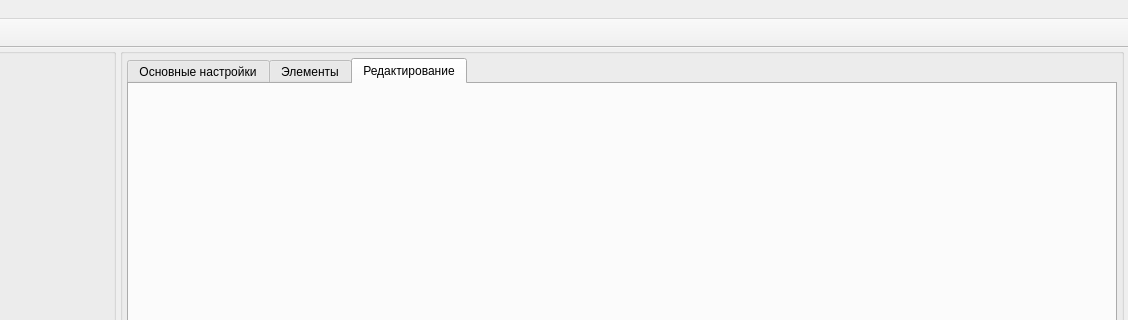
This is designer/mainwindow.ui in Artemako/net-constructor as Qt 5 draws it before an edit; both pictures show x 238 to 1366 and y 0 to 320 of the 1366 by 768 pixel window. The edited form follows.
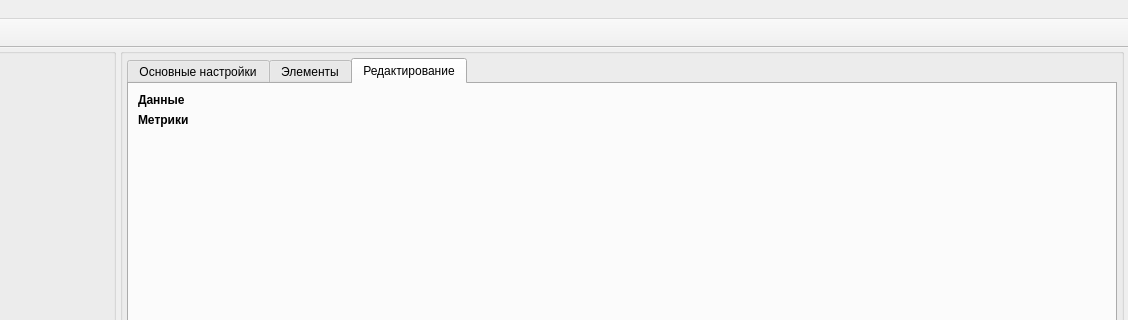
This is the edited form. The open tabs and pages were chosen to show the change. Icons and pictures are not drawn. Custom widgets are drawn as their Qt base class.

The edit to the form file:
```diff
--- a/designer/mainwindow.ui
+++ b/designer/mainwindow.ui
@@ -291,19 +291,52 @@
            <attribute name="title">
             <string>Редактирование</string>
            </attribute>
-           <layout class="QVBoxLayout" name="verticalLayout_7">
+           <layout class="QVBoxLayout" name="verticalLayout_7" stretch="0,0,0,0,1">
             <property name="leftMargin">
-             <number>4</number>
+             <number>9</number>
             </property>
             <property name="topMargin">
-             <number>4</number>
+             <number>9</number>
             </property>
             <property name="rightMargin">
-             <number>4</number>
+             <number>9</number>
             </property>
             <property name="bottomMargin">
-             <number>4</number>
+             <number>9</number>
             </property>
+            <item>
+             <widget class="QLabel" name="label_data">
+              <property name="text">
+               <string>&lt;html&gt;&lt;head/&gt;&lt;body&gt;&lt;p&gt;&lt;span style=&quot; font-weight:700;&quot;&gt;Данные&lt;/span&gt;&lt;/p&gt;&lt;/body&gt;&lt;/html&gt;</string>
+              </property>
+             </widget>
+            </item>
+            <item>
+             <layout class="QFormLayout" name="fl_data"/>
+            </item>
+            <item>
+             <widget class="QLabel" name="label_metrics">
+              <property name="text">
+               <string>&lt;html&gt;&lt;head/&gt;&lt;body&gt;&lt;p&gt;&lt;span style=&quot; font-weight:700;&quot;&gt;Метрики&lt;/span&gt;&lt;/p&gt;&lt;/body&gt;&lt;/html&gt;</string>
+              </property>
+             </widget>
+            </item>
+            <item>
+             <layout class="QFormLayout" name="fl_metrics"/>
+            </item>
+            <item>
+             <spacer name="verticalSpacer_2">
+              <property name="orientation">
+               <enum>Qt::Vertical</enum>
+              </property>
+              <property name="sizeHint" stdset="0">
+               <size>
+                <width>0</width>
+                <height>0</height>
+               </size>
+              </property>
+             </spacer>
+            </item>
            </layout>
           </widget>
          </widget>
```
Left out of the diff: 46 changed lines with no effect on the pictures.
